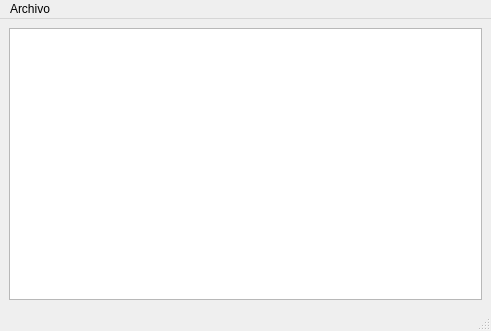
EonSoulCout/Registro-de-Notas, file principal.ui: the form before one commit.
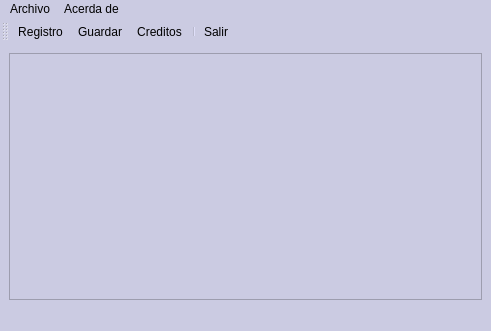
The form after the commit. Icons and pictures are not drawn.

Diff of the .ui file:
```diff
--- a/principal.ui
+++ b/principal.ui
@@ -13,6 +13,22 @@
   <property name="windowTitle">
    <string>Principal</string>
   </property>
+  <property name="windowIcon">
+   <iconset resource="Recursos.qrc">
+    <normaloff>:/Recursos/registro.png</normaloff>:/Recursos/registro.png</iconset>
+  </property>
+  <property name="styleSheet">
+   <string notr="true">background-color: rgb(203, 203, 226);
+alternate-background-color: rgb(203, 203, 226);
+border-color: rgb(203, 203, 226);
+border-top-color: rgb(225, 225, 255);
+border-right-color: rgb(225, 225, 255);
+border-bottom-color: rgb(225, 225, 255);
+border-left-color: rgb(225, 225, 255);
+gridline-color: rgb(229, 229, 255);
+selection-color: rgb(0, 0, 0);
+selection-background-color: rgb(210, 236, 255);</string>
+  </property>
   <widget class="QWidget" name="centralwidget">
    <layout class="QHBoxLayout" name="horizontalLayout">
     <item>
@@ -38,9 +54,36 @@
     <addaction name="separator"/>
     <addaction name="actionSalir"/>
    </widget>
+   <widget class="QMenu" name="menuAcerda_de">
+    <property name="title">
+     <string>Acerda de</string>
+    </property>
+    <property name="icon">
+     <iconset resource="Recursos.qrc">
+      <normaloff>:/Recursos/informacion.png</normaloff>:/Recursos/informacion.png</iconset>
+    </property>
+    <addaction name="actionCreditos"/>
+   </widget>
    <addaction name="menuArchivo"/>
+   <addaction name="menuAcerda_de"/>
   </widget>
   <widget class="QStatusBar" name="statusbar"/>
+  <widget class="QToolBar" name="toolBar">
+   <property name="windowTitle">
+    <string>toolBar</string>
+   </property>
+   <attribute name="toolBarArea">
+    <enum>TopToolBarArea</enum>
+   </attribute>
+   <attribute name="toolBarBreak">
+    <bool>false</bool>
+   </attribute>
+   <addaction name="actionRegistro"/>
+   <addaction name="actionGuardar"/>
+   <addaction name="actionCreditos"/>
+   <addaction name="separator"/>
+   <addaction name="actionSalir"/>
+  </widget>
   <action name="actionRegistro">
    <property name="text">
     <string>Registro</string>
@@ -56,6 +99,15 @@
     <string>Salir</string>
    </property>
   </action>
+  <action name="actionCreditos">
+   <property name="icon">
+    <iconset resource="Recursos.qrc">
+     <normaloff>:/Recursos/creador-de-contenido.png</normaloff>:/Recursos/creador-de-contenido.png</iconset>
+   </property>
+   <property name="text">
+    <string>Creditos</string>
+   </property>
+  </action>
  </widget>
  <resources/>
  <connections/>
```
Left out of the diff: 20 changed lines with no effect on the pictures.
